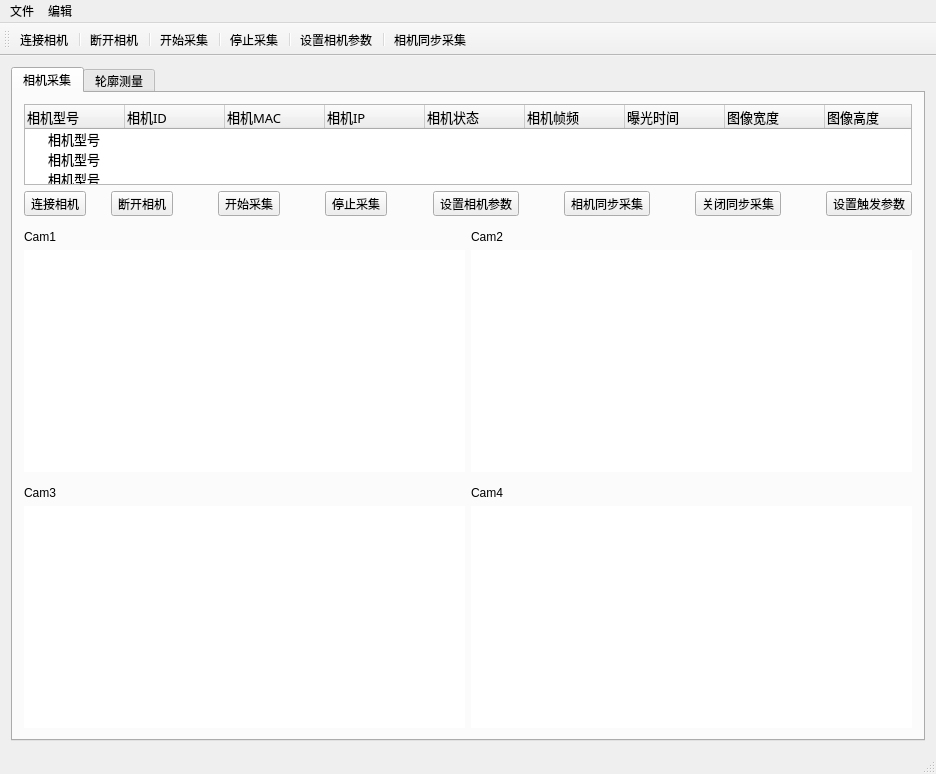
The window that BilletMeasurement/BilletMeasurement.ui (kliu1111/BilletMeasurement) describes before a commit, drawn with Qt 5.
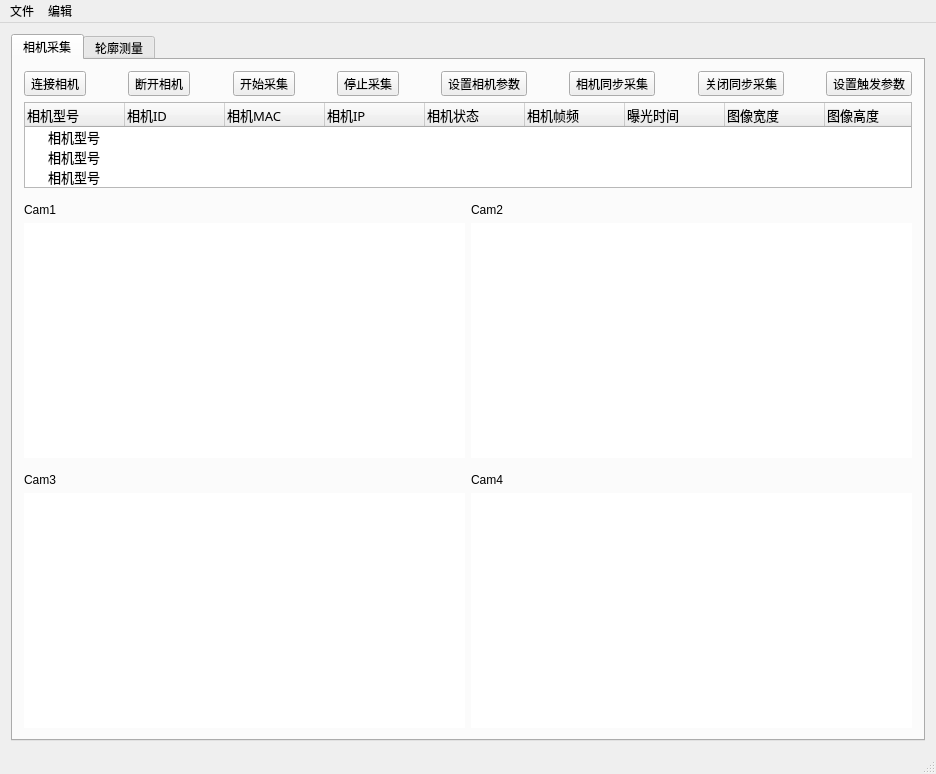
The same window after the commit. Icons and pictures are not drawn.

Diff of the .ui file:
```diff
--- a/BilletMeasurement/BilletMeasurement.ui
+++ b/BilletMeasurement/BilletMeasurement.ui
@@ -47,125 +47,7 @@
        <attribute name="title">
         <string>相机采集</string>
        </attribute>
-       <layout class="QVBoxLayout" name="verticalLayout_5" stretch="4,2,25">
-        <item>
-         <layout class="QVBoxLayout" name="Layout_CamInfo">
-          <item>
-           <widget class="QTreeWidget" name="treeWidget">
-            <property name="font">
-             <font>
-              <family>ADMUI3Lg</family>
-              <pointsize>10</pointsize>
-              <weight>50</weight>
-              <italic>false</italic>
-              <bold>false</bold>
-             </font>
-            </property>
-            <property name="styleSheet">
-             <string notr="true">font: 10pt &quot;ADMUI3Lg&quot;;</string>
-            </property>
-            <property name="verticalScrollBarPolicy">
-             <enum>Qt::ScrollBarAlwaysOff</enum>
-            </property>
-            <property name="horizontalScrollBarPolicy">
-             <enum>Qt::ScrollBarAlwaysOff</enum>
-            </property>
-            <property name="sizeAdjustPolicy">
-             <enum>QAbstractScrollArea::AdjustIgnored</enum>
-            </property>
-            <property name="uniformRowHeights">
-             <bool>true</bool>
-            </property>
-            <attribute name="headerCascadingSectionResizes">
-             <bool>false</bool>
-            </attribute>
-            <column>
-             <property name="text">
-              <string>相机型号</string>
-             </property>
-            </column>
-            <column>
-             <property name="text">
-              <string>相机ID</string>
-             </property>
-            </column>
-            <column>
-             <property name="text">
-              <string>相机MAC</string>
-             </property>
-            </column>
-            <column>
-             <property name="text">
-              <string>相机IP</string>
-             </property>
-            </column>
-            <column>
-             <property name="text">
-              <string>相机状态</string>
-             </property>
-            </column>
-            <column>
-             <property name="text">
-              <string>相机帧频</string>
-             </property>
-            </column>
-            <column>
-             <property name="text">
-              <string>曝光时间</string>
-             </property>
-            </column>
-            <column>
-             <property name="text">
-              <string>图像宽度</string>
-             </property>
-            </column>
-            <column>
-             <property name="text">
-              <string>图像高度</string>
-             </property>
-            </column>
-            <item>
-             <property name="text">
-              <string>相机型号</string>
-             </property>
-             <property name="text">
-              <string/>
-             </property>
-             <property name="text">
-              <string/>
-             </property>
-             <property name="text">
-              <string/>
-             </property>
-             <property name="text">
-              <string/>
-             </property>
-             <property name="text">
-              <string/>
-             </property>
-             <property name="text">
-              <string/>
-             </property>
-            </item>
-            <item>
-             <property name="text">
-              <string>相机型号</string>
-             </property>
-            </item>
-            <item>
-             <property name="text">
-              <string>相机型号</string>
-             </property>
-            </item>
-            <item>
-             <property name="text">
-              <string>相机型号</string>
-             </property>
-            </item>
-           </widget>
-          </item>
-         </layout>
-        </item>
+       <layout class="QVBoxLayout" name="verticalLayout_5" stretch="2,4,25">
         <item>
          <layout class="QHBoxLayout" name="horizontalLayout">
           <item>
@@ -195,7 +77,7 @@
             </property>
             <property name="sizeHint" stdset="0">
              <size>
-              <width>20</width>
+              <width>40</width>
               <height>20</height>
              </size>
             </property>
@@ -417,6 +299,127 @@
             <property name="toolButtonStyle">
              <enum>Qt::ToolButtonTextUnderIcon</enum>
             </property>
+            <property name="arrowType">
+             <enum>Qt::NoArrow</enum>
+            </property>
+           </widget>
+          </item>
+         </layout>
+        </item>
+        <item>
+         <layout class="QHBoxLayout" name="horizontalLayout_3">
+          <item>
+           <widget class="QTreeWidget" name="treeWidget">
+            <property name="font">
+             <font>
+              <family>ADMUI3Lg</family>
+              <pointsize>10</pointsize>
+              <weight>50</weight>
+              <italic>false</italic>
+              <bold>false</bold>
+             </font>
+            </property>
+            <property name="styleSheet">
+             <string notr="true">font: 10pt &quot;ADMUI3Lg&quot;;</string>
+            </property>
+            <property name="verticalScrollBarPolicy">
+             <enum>Qt::ScrollBarAlwaysOff</enum>
+            </property>
+            <property name="horizontalScrollBarPolicy">
+             <enum>Qt::ScrollBarAlwaysOff</enum>
+            </property>
+            <property name="sizeAdjustPolicy">
+             <enum>QAbstractScrollArea::AdjustIgnored</enum>
+            </property>
+            <property name="uniformRowHeights">
+             <bool>true</bool>
+            </property>
+            <attribute name="headerCascadingSectionResizes">
+             <bool>false</bool>
+            </attribute>
+            <column>
+             <property name="text">
+              <string>相机型号</string>
+             </property>
+            </column>
+            <column>
+             <property name="text">
+              <string>相机ID</string>
+             </property>
+            </column>
+            <column>
+             <property name="text">
+              <string>相机MAC</string>
+             </property>
+            </column>
+            <column>
+             <property name="text">
+              <string>相机IP</string>
+             </property>
+            </column>
+            <column>
+             <property name="text">
+              <string>相机状态</string>
+             </property>
+            </column>
+            <column>
+             <property name="text">
+              <string>相机帧频</string>
+             </property>
+            </column>
+            <column>
+             <property name="text">
+              <string>曝光时间</string>
+             </property>
+            </column>
+            <column>
+             <property name="text">
+              <string>图像宽度</string>
+             </property>
+            </column>
+            <column>
+             <property name="text">
+              <string>图像高度</string>
+             </property>
+            </column>
+            <item>
+             <property name="text">
+              <string>相机型号</string>
+             </property>
+             <property name="text">
+              <string/>
+             </property>
+             <property name="text">
+              <string/>
+             </property>
+             <property name="text">
+              <string/>
+             </property>
+             <property name="text">
+              <string/>
+             </property>
+             <property name="text">
+              <string/>
+             </property>
+             <property name="text">
+              <string/>
+             </property>
+            </item>
+            <item>
+             <property name="text">
+              <string>相机型号</string>
+             </property>
+            </item>
+            <item>
+             <property name="text">
+              <string>相机型号</string>
+             </property>
+            </item>
+            <item>
+             <property name="text">
+              <string>相机型号</string>
+             </property>
+            </item>
            </widget>
           </item>
          </layout>
@@ -546,25 +549,6 @@
    <addaction name="menu_2"/>
   </widget>
   <widget class="QStatusBar" name="statusBar"/>
-  <widget class="QToolBar" name="mainToolBar">
-   <attribute name="toolBarArea">
-    <enum>TopToolBarArea</enum>
-   </attribute>
-   <attribute name="toolBarBreak">
-    <bool>false</bool>
-   </attribute>
-   <addaction name="action_connect"/>
-   <addaction name="separator"/>
-   <addaction name="action_disconnect"/>
-   <addaction name="separator"/>
-   <addaction name="action_start"/>
-   <addaction name="separator"/>
-   <addaction name="action_pause"/>
-   <addaction name="separator"/>
-   <addaction name="action_setcamparam"/>
-   <addaction name="separator"/>
-   <addaction name="action_syncing"/>
-  </widget>
   <action name="action_connect">
    <property name="icon">
     <iconset resource="BilletMeasurement.qrc">
```
Left out of the diff: 17 changed lines with no effect on the pictures.
